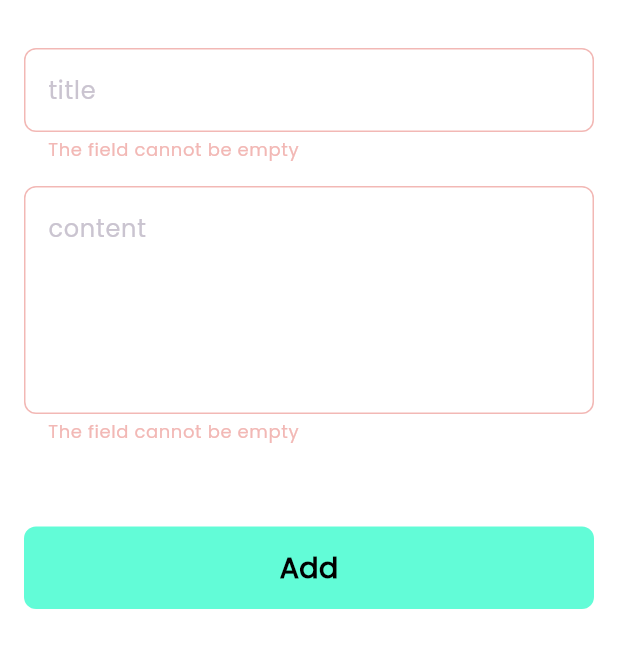
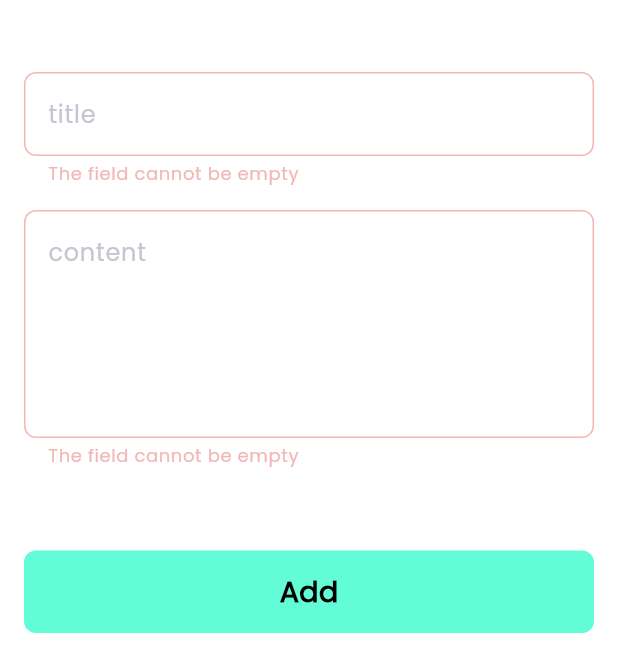
Before and after one commit to AbdelazizSameh/notes_app, a Flutter app: the AddNoteBottomSheet widget shown alone on an empty page, opened directly, after a tap on "Add", on a phone screen of 412 x 824 dp. Shown: the top 672 px of the screen. Run offline on Flutter 3.47's test engine with Material 3 defaults, Android fonts, the phone set to English and light mode, and no system bars; drawn by our look-alikes of modal_progress_hud_nsn; our stand-ins replace flutter_bloc, hive, hive_flutter; accounts and stored records are empty.

```diff
--- a/lib/main.dart
+++ b/lib/main.dart
@@ -11,8 +11,8 @@ Future<void> main() async {
   WidgetsFlutterBinding.ensureInitialized();
   await Hive.initFlutter();
   Bloc.observer = SimpleBlocObserver();
-  await Hive.openBox(kNotesBox);
   Hive.registerAdapter(NoteModelAdapter());
+  await Hive.openBox<NoteModel>(kNotesBox);
   runApp(const NotesApp());
 }
 
@@ -21,9 +21,7 @@ class NotesApp extends StatelessWidget {
 
   @override
   Widget build(BuildContext context) {
-    return MultiBlocProvider(
-      providers: [BlocProvider(create: (context) => AddNoteCubit())],
-      child: MaterialApp(
+    return MaterialApp(
       debugShowCheckedModeBanner: false,
       theme: ThemeData(
         scaffoldBackgroundColor: Colors.white.withValues(alpha: 0.2),
@@ -35,7 +33,6 @@ class NotesApp extends StatelessWidget {
         // textTheme: ,
       ),
       home: const NotesView(),
-      ),
     );
   }
 }
--- a/lib/simple_bloc_observer.dart
+++ b/lib/simple_bloc_observer.dart
@@ -9,12 +9,12 @@ class SimpleBlocObserver implements BlocObserver {
 
   @override
   void onClose(BlocBase bloc) {
-    // TODO: implement onClose
+     debugPrint('close: $bloc');
   }
 
   @override
   void onCreate(BlocBase bloc) {
-    // TODO: implement onCreate
+     debugPrint('create: $bloc');
   }
 
   @override
--- a/lib/widgets/add_note_bottom_sheet.dart
+++ b/lib/widgets/add_note_bottom_sheet.dart
@@ -9,7 +9,11 @@ class AddNoteBottomSheet extends StatelessWidget {
 
   @override
   Widget build(BuildContext context) {
-    return BlocConsumer<AddNoteCubit, AddNoteState>(
+    return BlocProvider(
+      create: (context) => AddNoteCubit(),
+      child: Padding(
+        padding: const EdgeInsets.all(16.0),
+        child: BlocConsumer<AddNoteCubit, AddNoteState>(
           listener: (context, state) {
             if (state is AddNoteFailure) {
               print('failed: ${state.message}');
@@ -18,16 +22,15 @@ class AddNoteBottomSheet extends StatelessWidget {
             }
           },
           builder: (context, state) {
-        return Padding(
-          padding: EdgeInsets.symmetric(horizontal: 16.0),
-          child: SingleChildScrollView(
+            return SingleChildScrollView(
               child: ModalProgressHUD(
                 inAsyncCall: state is AddNoteLoading ? true : false,
-              child: AddNoteForm(),
+                child: const AddNoteForm(),
+              ),
+            );
+          },
         ),
       ),
     );
-      },
-    );
   }
 }
--- a/lib/widgets/add_note_form.dart
+++ b/lib/widgets/add_note_form.dart
@@ -1,5 +1,9 @@
+import 'dart:developer';
 
 import 'package:flutter/material.dart';
+import 'package:flutter_bloc/flutter_bloc.dart';
+import 'package:notes_app/cubits/add_note_cubit/add_note_cubit.dart';
+import 'package:notes_app/models/note_model.dart';
 import 'package:notes_app/widgets/custom_button.dart';
 import 'package:notes_app/widgets/custom_text_field.dart';
 
@@ -48,6 +52,15 @@ class _AddNoteFormState extends State<AddNoteForm> {
           CustomButton(
             onTap: () {
               if (_formKey.currentState!.validate()) {
+                _formKey.currentState!.save();
+                final NoteModel noteModel = NoteModel(
+                  color: Color(0xffabdf90).toARGB32(),
+                  title: _titleController.text,
+                  subtitle: _contentController.text,
+                  date: DateTime.now().toString(),
+                );
+                BlocProvider.of<AddNoteCubit>(context).addNote(noteModel);
+                log('success');
               } else {
                 autovalidateMode = AutovalidateMode.always;
                 setState(() {});
```
Lines whose indentation alone changed are shown as unchanged.
